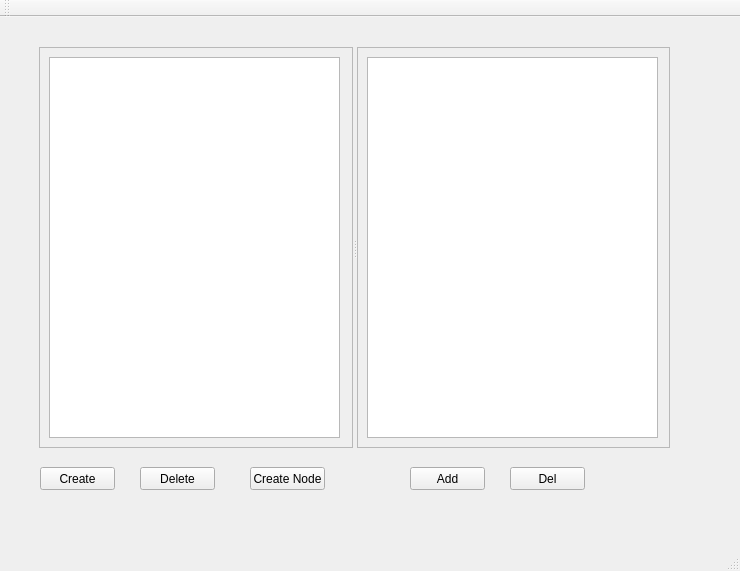
IvanSchcitov/QT_finish, file mainwindow.ui: the form before one commit.
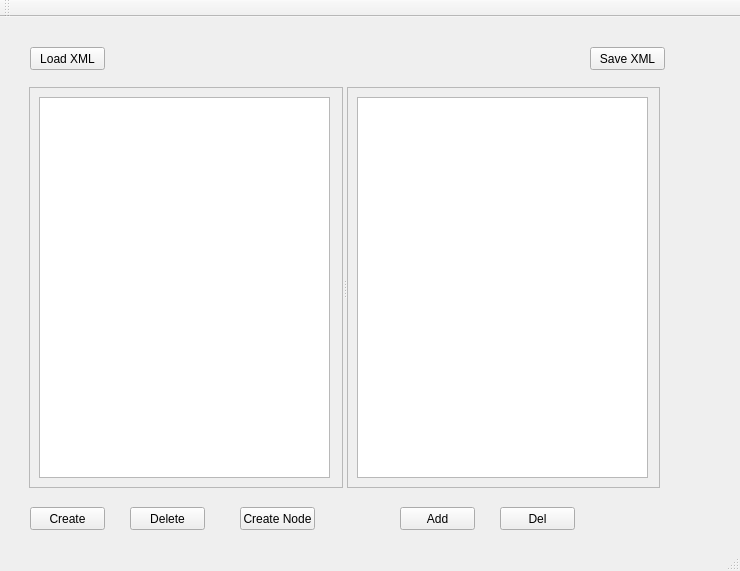
The form after the commit.

The edit to the form file:
```diff
--- a/mainwindow.ui
+++ b/mainwindow.ui
@@ -17,8 +17,8 @@
    <widget class="QPushButton" name="pbCreate">
     <property name="geometry">
      <rect>
-      <x>40</x>
-      <y>450</y>
+      <x>30</x>
+      <y>490</y>
       <width>75</width>
       <height>23</height>
      </rect>
@@ -30,8 +30,8 @@
    <widget class="QPushButton" name="pbDelete">
     <property name="geometry">
      <rect>
-      <x>140</x>
-      <y>450</y>
+      <x>130</x>
+      <y>490</y>
       <width>75</width>
       <height>23</height>
      </rect>
@@ -43,8 +43,8 @@
    <widget class="QPushButton" name="pbCreateNode">
     <property name="geometry">
      <rect>
-      <x>250</x>
-      <y>450</y>
+      <x>240</x>
+      <y>490</y>
       <width>75</width>
       <height>23</height>
      </rect>
@@ -56,8 +56,8 @@
    <widget class="QSplitter" name="splitter">
     <property name="geometry">
      <rect>
-      <x>39</x>
-      <y>30</y>
+      <x>29</x>
+      <y>70</y>
       <width>631</width>
       <height>401</height>
      </rect>
@@ -105,8 +105,8 @@
    <widget class="QPushButton" name="pbAdd">
     <property name="geometry">
      <rect>
-      <x>410</x>
-      <y>450</y>
+      <x>400</x>
+      <y>490</y>
       <width>75</width>
       <height>23</height>
      </rect>
@@ -118,8 +118,8 @@
    <widget class="QPushButton" name="pbDel">
     <property name="geometry">
      <rect>
-      <x>510</x>
-      <y>450</y>
+      <x>500</x>
+      <y>490</y>
       <width>75</width>
       <height>23</height>
      </rect>
@@ -128,6 +128,32 @@
      <string>Del</string>
     </property>
    </widget>
+   <widget class="QPushButton" name="pbLoadXML">
+    <property name="geometry">
+     <rect>
+      <x>30</x>
+      <y>30</y>
+      <width>75</width>
+      <height>23</height>
+     </rect>
+    </property>
+    <property name="text">
+     <string>Load XML</string>
+    </property>
+   </widget>
+   <widget class="QPushButton" name="pbSaveXML">
+    <property name="geometry">
+     <rect>
+      <x>590</x>
+      <y>30</y>
+      <width>75</width>
+      <height>23</height>
+     </rect>
+    </property>
+    <property name="text">
+     <string>Save XML</string>
+    </property>
+   </widget>
   </widget>
   <widget class="QMenuBar" name="menuBar">
    <property name="geometry">
```
